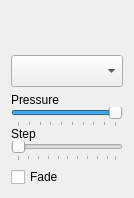
PhotoFlare/photoflare, file src/PaintBrushAdvSettingsWidget.ui: the form before one commit.
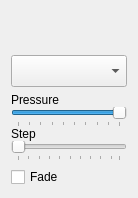
The form after the commit. Custom widgets are drawn as their Qt base class.

What changed in the file:
```diff
--- a/src/PaintBrushAdvSettingsWidget.ui
+++ b/src/PaintBrushAdvSettingsWidget.ui
@@ -31,18 +31,33 @@
      </item>
      <item>
       <widget class="BrushTypeComboBox" name="comboBox">
+       <property name="sizePolicy">
+        <sizepolicy hsizetype="Minimum" vsizetype="Minimum">
+         <horstretch>0</horstretch>
+         <verstretch>0</verstretch>
+        </sizepolicy>
+       </property>
        <property name="minimumSize">
         <size>
-         <width>32</width>
+         <width>116</width>
          <height>32</height>
         </size>
        </property>
        <property name="maximumSize">
         <size>
-         <width>115</width>
+         <width>116</width>
          <height>32</height>
         </size>
        </property>
+       <property name="sizeAdjustPolicy">
+        <enum>QComboBox::AdjustToMinimumContentsLengthWithIcon</enum>
+       </property>
+       <property name="iconSize">
+        <size>
+         <width>0</width>
+         <height>0</height>
+        </size>
+       </property>
       </widget>
      </item>
      <item>
```
